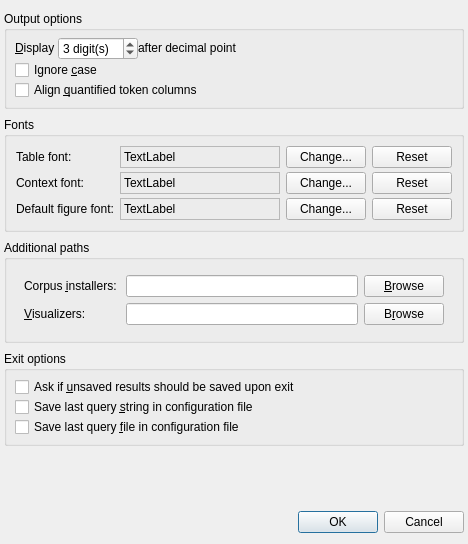
Qt form coquery/gui/ui/settings.ui (gkunter/coquery) before a commit.
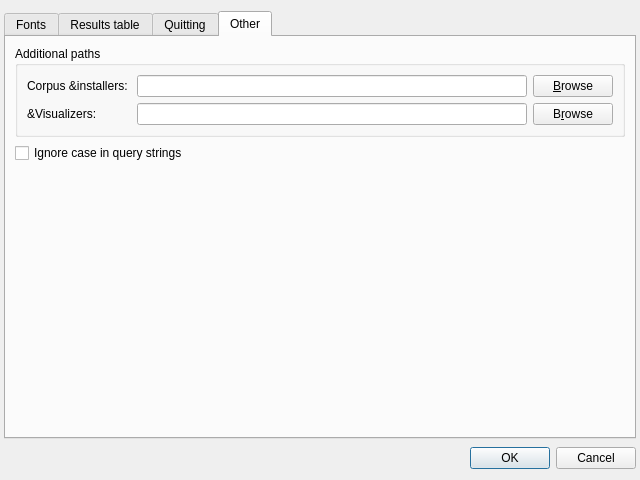
The same form after that commit. The open tabs and pages were chosen to show the change. Icons and pictures are not drawn.

Commit message: Redesign settings dialog

```diff
--- a/coquery/gui/ui/settings.ui
+++ b/coquery/gui/ui/settings.ui
@@ -6,8 +6,8 @@
    <rect>
     <x>0</x>
     <y>0</y>
-    <width>468</width>
-    <height>544</height>
+    <width>640</width>
+    <height>480</height>
    </rect>
   </property>
   <property name="sizePolicy">
@@ -30,428 +30,440 @@
     <number>4</number>
    </property>
    <item>
-    <widget class="QGroupBox" name="groupBox_2">
-     <property name="title">
-      <string>Output options</string>
+    <widget class="QTabWidget" name="tabWidget">
+     <property name="currentIndex">
+      <number>0</number>
      </property>
-     <layout class="QHBoxLayout" name="horizontalLayout_4">
-      <property name="spacing">
-       <number>0</number>
-      </property>
-      <property name="leftMargin">
-       <number>8</number>
-      </property>
-      <property name="topMargin">
-       <number>6</number>
-      </property>
-      <property name="rightMargin">
-       <number>8</number>
-      </property>
-      <property name="bottomMargin">
-       <number>6</number>
-      </property>
-      <item>
-       <layout class="QVBoxLayout" name="verticalLayout_4">
-        <item>
-         <layout class="QHBoxLayout" name="horizontalLayout">
-          <property name="spacing">
-           <number>0</number>
-          </property>
+     <widget class="QWidget" name="tab">
+      <attribute name="title">
+       <string>Fonts</string>
+      </attribute>
+      <layout class="QGridLayout" name="gridLayout" rowstretch="0,0,0,1" columnstretch="0,1,0,0">
+       <item row="1" column="0">
+        <widget class="QLabel" name="label_5">
+         <property name="sizePolicy">
+          <sizepolicy hsizetype="Preferred" vsizetype="Fixed">
+           <horstretch>0</horstretch>
+           <verstretch>0</verstretch>
+          </sizepolicy>
+         </property>
+         <property name="text">
+          <string>Context font:</string>
+         </property>
+        </widget>
+       </item>
+       <item row="1" column="1">
+        <widget class="QLabel" name="label_sample_context">
+         <property name="sizePolicy">
+          <sizepolicy hsizetype="MinimumExpanding" vsizetype="MinimumExpanding">
+           <horstretch>0</horstretch>
+           <verstretch>0</verstretch>
+          </sizepolicy>
+         </property>
+         <property name="frameShape">
+          <enum>QFrame::StyledPanel</enum>
+         </property>
+         <property name="frameShadow">
+          <enum>QFrame::Sunken</enum>
+         </property>
+         <property name="text">
+          <string>TextLabel</string>
+         </property>
+        </widget>
+       </item>
+       <item row="2" column="2">
+        <widget class="QPushButton" name="button_figure_font">
+         <property name="text">
+          <string>Change...</string>
+         </property>
+        </widget>
+       </item>
+       <item row="0" column="3">
+        <widget class="QPushButton" name="button_reset_table">
+         <property name="text">
+          <string>Reset</string>
+         </property>
+        </widget>
+       </item>
+       <item row="1" column="3">
+        <widget class="QPushButton" name="button_reset_context">
+         <property name="text">
+          <string>Reset</string>
+         </property>
+        </widget>
+       </item>
+       <item row="2" column="0">
+        <widget class="QLabel" name="label_6">
+         <property name="text">
+          <string>Default figure font:</string>
+         </property>
+        </widget>
+       </item>
+       <item row="1" column="2">
+        <widget class="QPushButton" name="button_context_font">
+         <property name="text">
+          <string>Change...</string>
+         </property>
+        </widget>
+       </item>
+       <item row="2" column="3">
+        <widget class="QPushButton" name="button_reset_figure">
+         <property name="text">
+          <string>Reset</string>
+         </property>
+        </widget>
+       </item>
+       <item row="0" column="1">
+        <widget class="QLabel" name="label_sample_table">
+         <property name="sizePolicy">
+          <sizepolicy hsizetype="MinimumExpanding" vsizetype="MinimumExpanding">
+           <horstretch>0</horstretch>
+           <verstretch>0</verstretch>
+          </sizepolicy>
+         </property>
+         <property name="frameShape">
+          <enum>QFrame::StyledPanel</enum>
+         </property>
+         <property name="frameShadow">
+          <enum>QFrame::Sunken</enum>
+         </property>
+         <property name="text">
+          <string>TextLabel</string>
+         </property>
+        </widget>
+       </item>
+       <item row="0" column="0">
+        <widget class="QLabel" name="label_4">
+         <property name="sizePolicy">
+          <sizepolicy hsizetype="Preferred" vsizetype="Fixed">
+           <horstretch>0</horstretch>
+           <verstretch>0</verstretch>
+          </sizepolicy>
+         </property>
+         <property name="text">
+          <string>Table font:</string>
+         </property>
+        </widget>
+       </item>
+       <item row="0" column="2">
+        <widget class="QPushButton" name="button_table_font">
+         <property name="text">
+          <string>Change...</string>
+         </property>
+        </widget>
+       </item>
+       <item row="2" column="1">
+        <widget class="QLabel" name="label_sample_figure">
+         <property name="sizePolicy">
+          <sizepolicy hsizetype="Preferred" vsizetype="MinimumExpanding">
+           <horstretch>0</horstretch>
+           <verstretch>0</verstretch>
+          </sizepolicy>
+         </property>
+         <property name="frameShape">
+          <enum>QFrame::StyledPanel</enum>
+         </property>
+         <property name="frameShadow">
+          <enum>QFrame::Sunken</enum>
+         </property>
+         <property name="text">
+          <string>TextLabel</string>
+         </property>
+        </widget>
+       </item>
+       <item row="3" column="1">
+        <spacer name="verticalSpacer_3">
+         <property name="orientation">
+          <enum>Qt::Vertical</enum>
+         </property>
+         <property name="sizeHint" stdset="0">
+          <size>
+           <width>20</width>
+           <height>40</height>
+          </size>
+         </property>
+        </spacer>
+       </item>
+      </layout>
+     </widget>
+     <widget class="QWidget" name="tab_2">
+      <attribute name="title">
+       <string>Results table</string>
+      </attribute>
+      <layout class="QVBoxLayout" name="verticalLayout">
+       <item>
+        <widget class="QGroupBox" name="group_case">
+         <property name="title">
+          <string>Case</string>
+         </property>
+         <layout class="QVBoxLayout" name="verticalLayout_4">
           <item>
-           <widget class="QLabel" name="label">
-            <property name="sizePolicy">
-             <sizepolicy hsizetype="Fixed" vsizetype="Fixed">
-              <horstretch>0</horstretch>
-              <verstretch>0</verstretch>
-             </sizepolicy>
-            </property>
+           <widget class="QRadioButton" name="radio_output_case_leave">
             <property name="text">
-             <string>&amp;Display </string>
+             <string>Do not change case</string>
             </property>
-            <property name="buddy">
-             <cstring>spin_digits</cstring>
-            </property>
            </widget>
           </item>
           <item>
-           <widget class="QSpinBox" name="spin_digits">
-            <property name="sizePolicy">
-             <sizepolicy hsizetype="Fixed" vsizetype="Fixed">
-              <horstretch>0</horstretch>
-              <verstretch>0</verstretch>
-             </sizepolicy>
+           <widget class="QRadioButton" name="radio_output_case_lower">
+            <property name="text">
+             <string>Lower case</string>
             </property>
-            <property name="suffix">
-             <string> digit(s)</string>
-            </property>
-            <property name="value">
-             <number>3</number>
-            </property>
            </widget>
           </item>
           <item>
-           <widget class="QLabel" name="label_3">
-            <property name="sizePolicy">
-             <sizepolicy hsizetype="Fixed" vsizetype="Fixed">
-              <horstretch>0</horstretch>
-              <verstretch>0</verstretch>
-             </sizepolicy>
-            </property>
+           <widget class="QRadioButton" name="radio_output_case_upper">
             <property name="text">
-             <string>after decimal point</string>
+             <string>Upper case</string>
             </property>
            </widget>
           </item>
-          <item>
-           <spacer name="horizontalSpacer">
-            <property name="orientation">
-             <enum>Qt::Horizontal</enum>
-            </property>
-            <property name="sizeHint" stdset="0">
-             <size>
-              <width>40</width>
-              <height>20</height>
-             </size>
-            </property>
-           </spacer>
-          </item>
          </layout>
-        </item>
-        <item>
-         <widget class="QCheckBox" name="check_ignore_case">
-          <property name="text">
-           <string>Ignore &amp;case</string>
-          </property>
-         </widget>
-        </item>
-        <item>
-         <widget class="QCheckBox" name="check_align_quantified">
-          <property name="text">
-           <string>Align &amp;quantified token columns</string>
-          </property>
-         </widget>
-        </item>
-       </layout>
-      </item>
-     </layout>
-    </widget>
-   </item>
-   <item>
-    <widget class="QGroupBox" name="group_fonts">
-     <property name="title">
-      <string>Fonts</string>
-     </property>
-     <layout class="QGridLayout" name="gridLayout_2">
-      <property name="verticalSpacing">
-       <number>4</number>
-      </property>
-      <item row="5" column="6">
-       <widget class="QPushButton" name="button_reset_figure">
-        <property name="text">
-         <string>Reset</string>
-        </property>
-       </widget>
-      </item>
-      <item row="5" column="2">
-       <widget class="QLabel" name="label_sample_figure">
-        <property name="sizePolicy">
-         <sizepolicy hsizetype="Preferred" vsizetype="MinimumExpanding">
-          <horstretch>0</horstretch>
-          <verstretch>0</verstretch>
-         </sizepolicy>
-        </property>
-        <property name="frameShape">
-         <enum>QFrame::StyledPanel</enum>
-        </property>
-        <property name="frameShadow">
-         <enum>QFrame::Sunken</enum>
-        </property>
-        <property name="text">
-         <string>TextLabel</string>
-        </property>
-       </widget>
-      </item>
-      <item row="5" column="4">
-       <widget class="QPushButton" name="button_figure_font">
-        <property name="text">
-         <string>Change...</string>
-        </property>
-       </widget>
-      </item>
-      <item row="0" column="6">
-       <widget class="QPushButton" name="button_reset_table">
-        <property name="text">
-         <string>Reset</string>
-        </property>
-       </widget>
-      </item>
-      <item row="0" column="2">
-       <widget class="QLabel" name="label_sample_table">
-        <property name="sizePolicy">
-         <sizepolicy hsizetype="MinimumExpanding" vsizetype="MinimumExpanding">
-          <horstretch>0</horstretch>
-          <verstretch>0</verstretch>
-         </sizepolicy>
-        </property>
-        <property name="frameShape">
-         <enum>QFrame::StyledPanel</enum>
-        </property>
-        <property name="frameShadow">
-         <enum>QFrame::Sunken</enum>
-        </property>
-        <property name="text">
-         <string>TextLabel</string>
-        </property>
-       </widget>
-      </item>
-      <item row="0" column="4">
-       <widget class="QPushButton" name="button_table_font">
-        <property name="text">
-         <string>Change...</string>
-        </property>
-       </widget>
-      </item>
-      <item row="5" column="0">
-       <widget class="QLabel" name="label_6">
-        <property name="text">
-         <string>Default figure font:</string>
-        </property>
-       </widget>
-      </item>
-      <item row="0" column="0">
-       <widget class="QLabel" name="label_4">
-        <property name="sizePolicy">
-         <sizepolicy hsizetype="Preferred" vsizetype="Fixed">
-          <horstretch>0</horstretch>
-          <verstretch>0</verstretch>
-         </sizepolicy>
-        </property>
-        <property name="text">
-         <string>Table font:</string>
-        </property>
-       </widget>
-      </item>
-      <item row="2" column="2">
-       <widget class="QLabel" name="label_sample_context">
-        <property name="sizePolicy">
-         <sizepolicy hsizetype="MinimumExpanding" vsizetype="MinimumExpanding">
-          <horstretch>0</horstretch>
-          <verstretch>0</verstretch>
-         </sizepolicy>
-        </property>
-        <property name="frameShape">
-         <enum>QFrame::StyledPanel</enum>
-        </property>
-        <property name="frameShadow">
-         <enum>QFrame::Sunken</enum>
-        </property>
-        <property name="text">
-         <string>TextLabel</string>
-        </property>
-       </widget>
-      </item>
-      <item row="2" column="0">
-       <widget class="QLabel" name="label_5">
-        <property name="sizePolicy">
-         <sizepolicy hsizetype="Preferred" vsizetype="Fixed">
-          <horstretch>0</horstretch>
-          <verstretch>0</verstretch>
-         </sizepolicy>
-        </property>
-        <property name="text">
-         <string>Context font:</string>
-        </property>
-       </widget>
-      </item>
-      <item row="2" column="4">
-       <widget class="QPushButton" name="button_context_font">
-        <property name="text">
-         <string>Change...</string>
-        </property>
-       </widget>
-      </item>
-      <item row="2" column="6">
-       <widget class="QPushButton" name="button_reset_context">
-        <property name="text">
-         <string>Reset</string>
-        </property>
-       </widget>
-      </item>
-     </layout>
-    </widget>
-   </item>
-   <item>
-    <widget class="QGroupBox" name="groupBox_3">
-     <property name="title">
-      <string>Additional paths</string>
-     </property>
-     <layout class="QHBoxLayout" name="horizontalLayout_3">
-      <property name="spacing">
-       <number>0</number>
-      </property>
-      <property name="leftMargin">
-       <number>8</number>
-      </property>
-      <property name="topMargin">
-       <number>6</number>
-      </property>
-      <property name="rightMargin">
-       <number>8</number>
-      </property>
-      <property name="bottomMargin">
-       <number>6</number>
-      </property>
-      <item>
-       <widget class="QFrame" name="frame_addon_paths">
-        <layout class="QGridLayout" name="gridLayout">
-         <item row="1" column="2">
-          <widget class="QPushButton" name="button_visualizer_path">
+        </widget>
+       </item>
+       <item>
+        <layout class="QHBoxLayout" name="horizontalLayout">
+         <item>
+          <widget class="QLabel" name="label_3">
            <property name="sizePolicy">
-            <sizepolicy hsizetype="Minimum" vsizetype="Fixed">
+            <sizepolicy hsizetype="Fixed" vsizetype="Fixed">
              <horstretch>0</horstretch>
              <verstretch>0</verstretch>
             </sizepolicy>
            </property>
            <property name="text">
-            <string>B&amp;rowse</string>
+            <string>&amp;Display </string>
            </property>
-           <property name="icon">
-            <iconset theme="folder">
-             <normaloff/>
-            </iconset>
+           <property name="buddy">
+            <cstring>spin_digits</cstring>
            </property>
-           <property name="shortcut">
-            <string>Alt+B</string>
-           </property>
           </widget>
          </item>
-         <item row="0" column="1">
-          <widget class="QLineEdit" name="edit_installer_path"/>
-         </item>
-         <item row="0" column="2">
-          <widget class="QPushButton" name="button_installer_path">
+         <item>
+          <widget class="QSpinBox" name="spin_digits">
            <property name="sizePolicy">
-            <sizepolicy hsizetype="Minimum" vsizetype="Fixed">
+            <sizepolicy hsizetype="Fixed" vsizetype="Fixed">
              <horstretch>0</horstretch>
              <verstretch>0</verstretch>
             </sizepolicy>
            </property>
-           <property name="text">
-            <string>&amp;Browse</string>
+           <property name="suffix">
+            <string> digit(s)</string>
            </property>
-           <property name="icon">
-            <iconset theme="folder">
-             <normaloff/>
-            </iconset>
+           <property name="value">
+            <number>3</number>
            </property>
-           <property name="shortcut">
-            <string>Alt+B</string>
-           </property>
           </widget>
          </item>
-         <item row="1" column="1">
-          <widget class="QLineEdit" name="edit_visualizer_path"/>
-         </item>
-         <item row="1" column="0">
-          <widget class="QLabel" name="label_9">
+         <item>
+          <widget class="QLabel" name="label_7">
            <property name="sizePolicy">
-            <sizepolicy hsizetype="Minimum" vsizetype="Minimum">
+            <sizepolicy hsizetype="Fixed" vsizetype="Fixed">
              <horstretch>0</horstretch>
              <verstretch>0</verstretch>
             </sizepolicy>
            </property>
            <property name="text">
-            <string>&amp;Visualizers:</string>
+            <string>after decimal point</string>
            </property>
-           <property name="buddy">
-            <cstring>edit_visualizer_path</cstring>
-           </property>
           </widget>
          </item>
-         <item row="0" column="0">
-          <widget class="QLabel" name="label_2">
-           <property name="sizePolicy">
-            <sizepolicy hsizetype="Minimum" vsizetype="Minimum">
-             <horstretch>0</horstretch>
-             <verstretch>0</verstretch>
-            </sizepolicy>
+         <item>
+          <spacer name="horizontalSpacer">
+           <property name="orientation">
+            <enum>Qt::Horizontal</enum>
            </property>
-           <property name="text">
-            <string>Corpus &amp;installers: </string>
+           <property name="sizeHint" stdset="0">
+            <size>
+             <width>40</width>
+             <height>20</height>
+            </size>
            </property>
-           <property name="buddy">
-            <cstring>edit_installer_path</cstring>
-           </property>
-          </widget>
+          </spacer>
          </item>
         </layout>
-       </widget>
-      </item>
-     </layout>
+       </item>
+       <item>
+        <widget class="QCheckBox" name="check_align_quantified">
+         <property name="text">
+          <string>Align &amp;quantified token columns</string>
+         </property>
+        </widget>
+       </item>
+       <item>
+        <spacer name="verticalSpacer_2">
+         <property name="orientation">
+          <enum>Qt::Vertical</enum>
+         </property>
+         <property name="sizeHint" stdset="0">
+          <size>
+           <width>20</width>
+           <height>40</height>
+          </size>
+         </property>
+        </spacer>
+       </item>
+      </layout>
+     </widget>
+     <widget class="QWidget" name="tab_3">
+      <attribute name="title">
+       <string>Quitting</string>
+      </attribute>
+      <layout class="QVBoxLayout" name="verticalLayout_5">
+       <item>
+        <widget class="QCheckBox" name="check_ask_on_quit">
+         <property name="text">
+          <string>Ask if &amp;unsaved results should be saved upon exit</string>
+         </property>
+        </widget>
+       </item>
+       <item>
+        <widget class="QCheckBox" name="check_save_query_string">
+         <property name="text">
+          <string>Save last query &amp;string in configuration file</string>
+         </property>
+        </widget>
+       </item>
+       <item>
+        <widget class="QCheckBox" name="check_save_query_file">
+         <property name="text">
+          <string>Save last query &amp;file in configuration file</string>
+         </property>
+        </widget>
+       </item>
+       <item>
+        <spacer name="verticalSpacer">
+         <property name="orientation">
+          <enum>Qt::Vertical</enum>
+         </property>
+         <property name="sizeHint" stdset="0">
+          <size>
+           <width>20</width>
+           <height>40</height>
+          </size>
+         </property>
+        </spacer>
+       </item>
+      </layout>
+     </widget>
+     <widget class="QWidget" name="tab_4">
+      <attribute name="title">
+       <string>Other</string>
+      </attribute>
+      <layout class="QVBoxLayout" name="verticalLayout_6">
+       <item>
+        <widget class="QGroupBox" name="group_paths">
+         <property name="title">
+          <string>Additional paths</string>
+         </property>
+         <layout class="QGridLayout" name="gridLayout_2">
+          <item row="0" column="0">
+           <widget class="QLabel" name="label_8">
+            <property name="sizePolicy">
+             <sizepolicy hsizetype="Minimum" vsizetype="Minimum">
+              <horstretch>0</horstretch>
+              <verstretch>0</verstretch>
+             </sizepolicy>
+            </property>
+            <property name="text">
+             <string>Corpus &amp;installers: </string>
+            </property>
+           </widget>
+          </item>
+          <item row="0" column="1">
+           <widget class="QLineEdit" name="edit_installer_path"/>
+          </item>
+          <item row="0" column="2">
+           <widget class="QPushButton" name="button_installer_path">
+            <property name="sizePolicy">
+             <sizepolicy hsizetype="Minimum" vsizetype="Fixed">
+              <horstretch>0</horstretch>
+              <verstretch>0</verstretch>
+             </sizepolicy>
+            </property>
+            <property name="text">
+             <string>&amp;Browse</string>
+            </property>
+            <property name="icon">
+             <iconset theme="folder">
+              <normaloff/>
+             </iconset>
+            </property>
+            <property name="shortcut">
+             <string>Alt+B</string>
+            </property>
+           </widget>
+          </item>
+          <item row="1" column="0">
+           <widget class="QLabel" name="label_9">
+            <property name="sizePolicy">
+             <sizepolicy hsizetype="Minimum" vsizetype="Minimum">
+              <horstretch>0</horstretch>
+              <verstretch>0</verstretch>
+             </sizepolicy>
+            </property>
+            <property name="text">
+             <string>&amp;Visualizers:</string>
+            </property>
+           </widget>
+          </item>
+          <item row="1" column="1">
+           <widget class="QLineEdit" name="edit_visualizer_path"/>
+          </item>
+          <item row="1" column="2">
+           <widget class="QPushButton" name="button_visualizer_path">
+            <property name="sizePolicy">
+             <sizepolicy hsizetype="Minimum" vsizetype="Fixed">
+              <horstretch>0</horstretch>
+              <verstretch>0</verstretch>
+             </sizepolicy>
+            </property>
+            <property name="text">
+             <string>B&amp;rowse</string>
+            </property>
+            <property name="icon">
+             <iconset theme="folder">
+              <normaloff/>
+             </iconset>
+            </property>
+            <property name="shortcut">
+             <string>Alt+B</string>
+            </property>
+           </widget>
+          </item>
+         </layout>
+        </widget>
+       </item>
+       <item>
+        <widget class="QCheckBox" name="check_ignore_case_query">
+         <property name="sizePolicy">
+          <sizepolicy hsizetype="Minimum" vsizetype="Fixed">
+           <horstretch>0</horstretch>
+           <verstretch>0</verstretch>
+          </sizepolicy>
+         </property>
+         <property name="text">
+          <string>Ignore case in query strings</string>
+         </property>
+        </widget>
+       </item>
+       <item>
+        <spacer name="verticalSpacer_4">
+         <property name="orientation">
+          <enum>Qt::Vertical</enum>
+         </property>
+         <property name="sizeHint" stdset="0">
+          <size>
+           <width>20</width>
+           <height>0</height>
+          </size>
+         </property>
+        </spacer>
+       </item>
+      </layout>
+     </widget>
     </widget>
    </item>
-   <item>
-    <widget class="QGroupBox" name="groupBox_4">
-     <property name="title">
-      <string>Exit options</string>
-     </property>
-     <layout class="QHBoxLayout" name="horizontalLayout_2">
-      <property name="spacing">
-       <number>0</number>
-      </property>
-      <property name="leftMargin">
-       <number>8</number>
-      </property>
-      <property name="topMargin">
-       <number>6</number>
-      </property>
-      <property name="rightMargin">
-       <number>8</number>
-      </property>
-      <property name="bottomMargin">
-       <number>6</number>
-      </property>
-      <item>
-       <layout class="QVBoxLayout" name="verticalLayout_2">
-        <item>
-         <widget class="QCheckBox" name="check_ask_on_quit">
-          <property name="text">
-           <string>Ask if &amp;unsaved results should be saved upon exit</string>
-          </property>
-         </widget>
-        </item>
-        <item>
-         <widget class="QCheckBox" name="check_save_query_string">
-          <property name="text">
-           <string>Save last query &amp;string in configuration file</string>
-          </property>
-         </widget>
-        </item>
-        <item>
-         <widget class="QCheckBox" name="check_save_query_file">
-          <property name="text">
-           <string>Save last query &amp;file in configuration file</string>
-          </property>
-         </widget>
-        </item>
-       </layout>
-      </item>
-     </layout>
-    </widget>
-   </item>
-   <item>
-    <spacer name="verticalSpacer">
-     <property name="orientation">
-      <enum>Qt::Vertical</enum>
-     </property>
-     <property name="sizeHint" stdset="0">
-      <size>
-       <width>20</width>
-       <height>0</height>
-      </size>
-     </property>
-    </spacer>
-   </item>
    <item>
     <widget class="QDialogButtonBox" name="buttonBox">
      <property name="orientation">
@@ -463,6 +475,8 @@
     </widget>
    </item>
   </layout>
+  <zorder>tabWidget</zorder>
+  <zorder>buttonBox</zorder>
  </widget>
  <resources/>
  <connections>
```
The commit also changes 1 other file.
